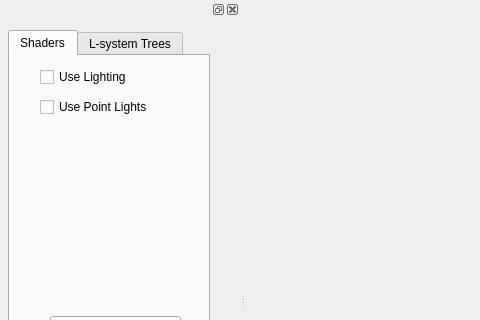
Above: ui/mainwindow.ui from herewegoblueno/beagle before the change; both pictures show x 0 to 480 and y 0 to 320 of the 800 by 600 pixel window. Below: the same form after it.
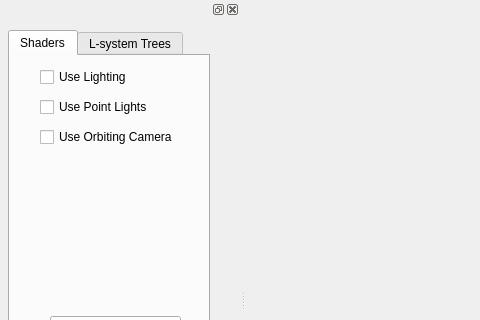
That is the form after the change. The open tabs and pages were chosen to show the change.

Commit message: Readded support for orbiting camera

What changed in the file:
```diff
--- a/ui/mainwindow.ui
+++ b/ui/mainwindow.ui
@@ -117,6 +117,19 @@
            <string>Use Point Lights</string>
           </property>
          </widget>
+         <widget class="QCheckBox" name="useOrbitingCamera">
+          <property name="geometry">
+           <rect>
+            <x>30</x>
+            <y>70</y>
+            <width>151</width>
+            <height>22</height>
+           </rect>
+          </property>
+          <property name="text">
+           <string>Use Orbiting Camera</string>
+          </property>
+         </widget>
         </widget>
         <widget class="QWidget" name="LsystemTab">
          <attribute name="title">
```
Left out of the diff: 2 changed lines with no effect on the pictures. The commit also changes 4 other files.
